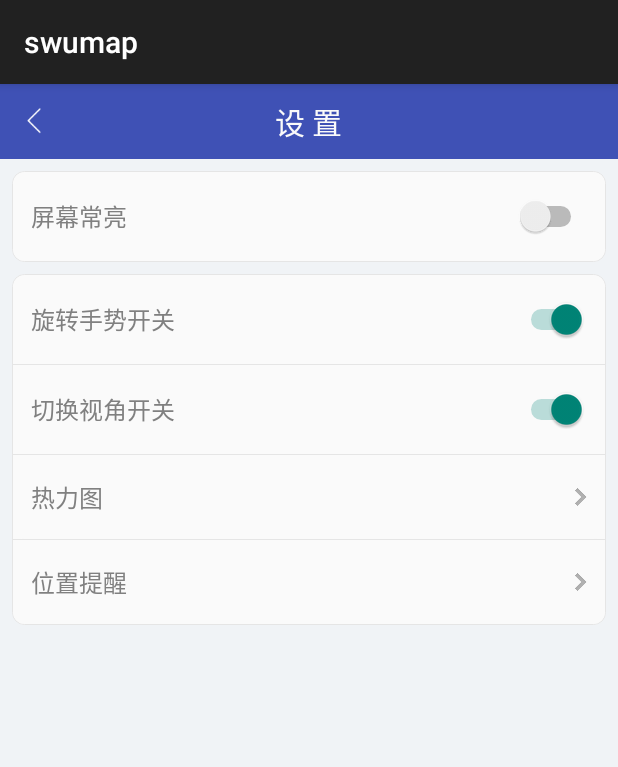
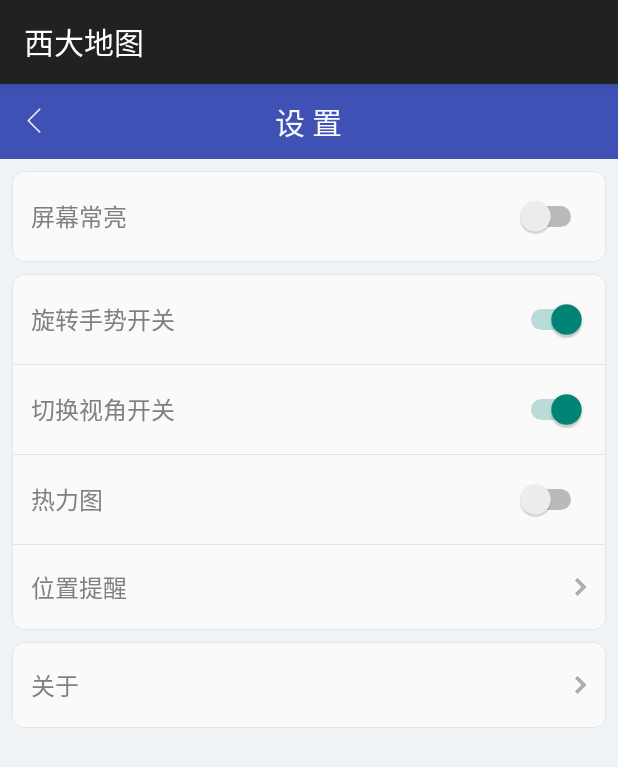
Before and after one commit to xqwgiser/swumap2.0, an Android app: the fragment Setting shown on its own in the app's theme, on a phone screen of 412 x 824 dp. Shown: the top 767 px of the screen. Run offline under Robolectric (Android 15) with nearby library versions, the phone set to English and light mode, and no system bars.

Commit message:
添加关于界面，完成热力图展示。

```diff
--- a/app/src/main/AndroidManifest.xml
+++ b/app/src/main/AndroidManifest.xml
@@ -37,7 +37,7 @@
     <uses-permission android:name="android.permission.READ_LOGS"></uses-permission>
     <application
         android:allowBackup="true"
-        android:icon="@mipmap/ic_launcher"
+        android:icon="@mipmap/swumap"
         android:label="@string/app_name"
         android:theme="@style/AppTheme" >
         <meta-data
--- a/app/src/main/java/com/example/xqw/swumap/Setting.java
+++ b/app/src/main/java/com/example/xqw/swumap/Setting.java
@@ -1,6 +1,7 @@
 package com.example.xqw.swumap;
 
 import android.app.Fragment;
+import android.app.FragmentTransaction;
 import android.content.Context;
 import android.content.Intent;
 import android.content.SharedPreferences;
@@ -27,7 +28,9 @@ public class Setting extends Fragment implements View.OnClickListener,CompoundBu
     LinearLayout overlook;
     Switch overlookBtn;
     LinearLayout heatMap;
+    Switch heatMapBtn;
     LinearLayout positionRemind;
+    LinearLayout about;
     SharedPreferences sharedPreferences;
     @Nullable
     @Override
@@ -41,7 +44,9 @@ public class Setting extends Fragment implements View.OnClickListener,CompoundBu
         overlook=(LinearLayout)view.findViewById(R.id.overlook);
         overlookBtn=(Switch)view.findViewById(R.id.overlook_btn);
         heatMap=(LinearLayout)view.findViewById(R.id.heat_map);
+        heatMapBtn=(Switch)view.findViewById(R.id.heatmap_btn);
         positionRemind=(LinearLayout)view.findViewById(R.id.position_remind);
+        about=(LinearLayout)view.findViewById(R.id.about);
         return view;
     }
 
@@ -54,13 +59,16 @@ public class Setting extends Fragment implements View.OnClickListener,CompoundBu
         overlook.setOnClickListener(this);
         heatMap.setOnClickListener(this);
         positionRemind.setOnClickListener(this);
+        about.setOnClickListener(this);
         screenLightBtn.setOnCheckedChangeListener(this);
         romateBtn.setOnCheckedChangeListener(this);
         overlookBtn.setOnCheckedChangeListener(this);
+        heatMapBtn.setOnCheckedChangeListener(this);
         sharedPreferences=getActivity().getSharedPreferences("setting", Context.MODE_PRIVATE);
         screenLightBtn.setChecked(sharedPreferences.getBoolean("screenlight",false));
         romateBtn.setChecked(sharedPreferences.getBoolean("romate",true));
         overlookBtn.setChecked(sharedPreferences.getBoolean("overlook",true));
+        heatMapBtn.setChecked(sharedPreferences.getBoolean("heatmap",false));
     }
 
     @Override
@@ -80,9 +88,18 @@ public class Setting extends Fragment implements View.OnClickListener,CompoundBu
                 Toast.makeText(getActivity(),"双指下滑切换3d视图",Toast.LENGTH_SHORT).show();
                 break;
             case R.id.heat_map:
+//                Intent intentHeatmap=new Intent(getActivity(),MainActivity.class);
+//                intentHeatmap.putExtra("heat_map",true);
+//                startActivity(intentHeatmap);
+                Toast.makeText(getActivity(),"打开热力图显示人流集中区域",Toast.LENGTH_SHORT).show();
                 break;
             case R.id.position_remind:
+                Toast.makeText(getActivity(),"暂不支持使用",Toast.LENGTH_SHORT).show();
                 break;
+            case R.id.about:
+                FragmentTransaction fragmentTransaction=getFragmentManager().beginTransaction();
+                fragmentTransaction.replace(R.id.id_content,new About(),"about");
+                fragmentTransaction.commit();
         }
     }
 
@@ -102,9 +119,13 @@ public class Setting extends Fragment implements View.OnClickListener,CompoundBu
                 editor.putBoolean("overlook",isChecked);
                 editor.commit();
                 break;
+            case R.id.heatmap_btn:
+                editor.putBoolean("heatmap",isChecked);
+                editor.commit();
 
 
         }
 
     }
+
 }
--- a/app/src/main/res/layout/setting.xml
+++ b/app/src/main/res/layout/setting.xml
@@ -70,7 +70,11 @@
             <TextView
                 style="@style/usertext"
                 android:text="热力图" />
-            <ImageView style="@style/img_arrow"/>
+            <Switch
+                android:id="@+id/heatmap_btn"
+                android:layout_width="wrap_content"
+                android:layout_height="wrap_content"
+                android:checked="false"/>
         </LinearLayout>
         <View style="@style/bg_line"/>
         <LinearLayout
@@ -82,4 +86,14 @@
             <ImageView style="@style/img_arrow"/>
         </LinearLayout>
     </LinearLayout>
+    <LinearLayout style="@style/wrap_layout">
+        <LinearLayout
+            style="@style/single_layout"
+            android:id="@+id/about">
+            <TextView
+                style="@style/usertext"
+                android:text="关于"/>
+            <ImageView style="@style/img_arrow"/>
+        </LinearLayout>
+    </LinearLayout>
 </LinearLayout>
--- a/app/src/main/res/values/strings.xml
+++ b/app/src/main/res/values/strings.xml
@@ -1,6 +1,7 @@
 <resources>
-    <string name="app_name">swumap</string>
+    <string name="app_name">西大地图</string>
 
     <string name="hello_world">Hello world!</string>
     <string name="action_settings">Settings</string>
+    <string name="statement">本软件仅供学习交流之用，版权归原开发者所有，代码公开，可查看，修改，完善该软件，但不得用于商业用途，开源地址:https://github.com/xqwgiser/swumap2.0.git,感谢使用。</string>
 </resources>
```
Also changed, not shown: app/src/main/java/com/example/xqw/swumap/About.java (added, +35 -0 lines), app/src/main/java/com/example/xqw/swumap/MainActivity.java (+5 -8 lines), app/src/main/res/layout/about_layout.xml (added, +62 -0 lines), app/src/main/res/drawable-xhdpi/icon.png (added), app/src/main/res/mipmap-hdpi/swumap.png (added), app/src/main/res/mipmap-mdpi/swumap.png (added), app/src/main/res/mipmap-xhdpi/swumap.png (added), app/src/main/res/mipmap-xxhdpi/swumap.png (added).
